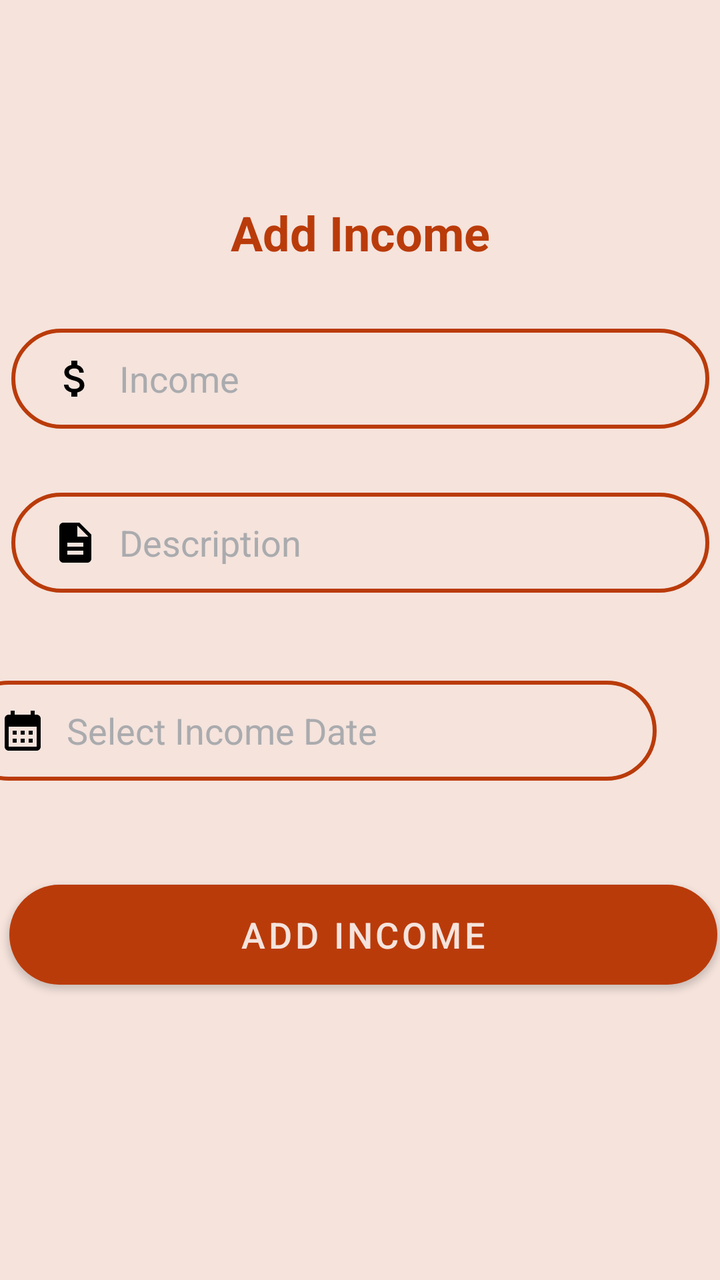
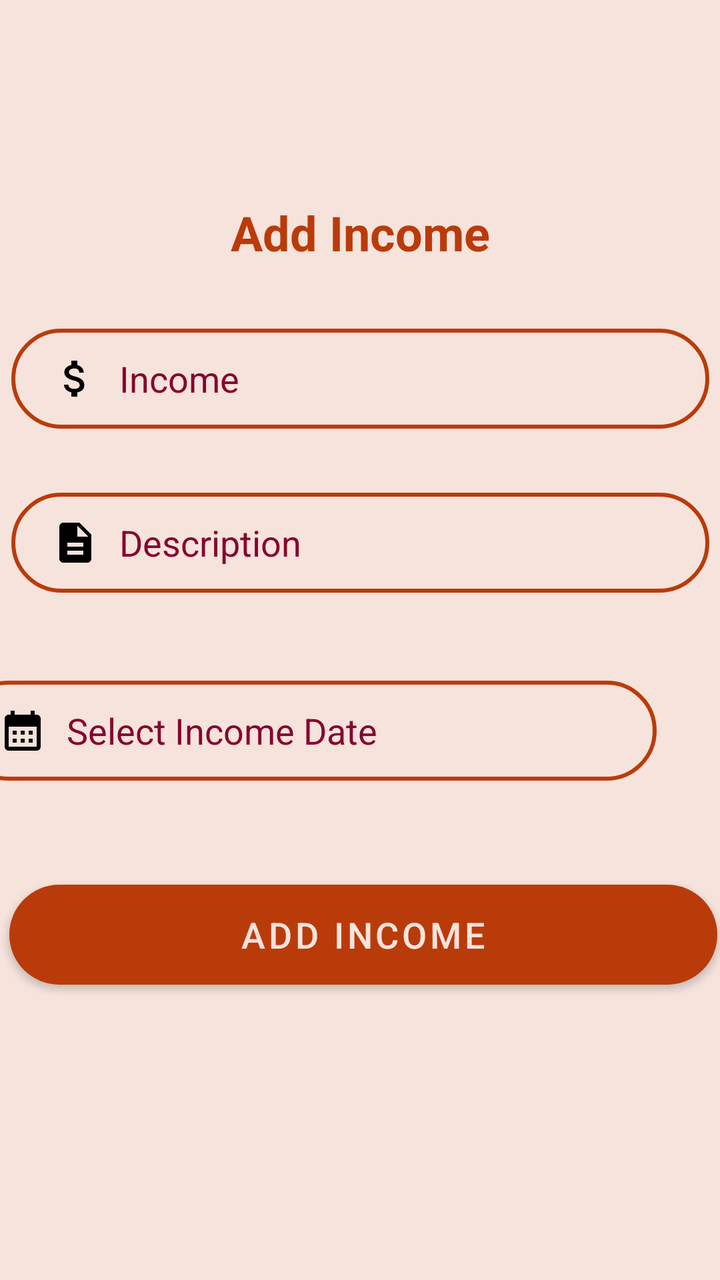

The first picture is an Android layout as it rendered before a commit; the second is the same layout after the commit. The layout source and the unified diff follow.
<!-- AndroidManifest.xml: application theme Theme.BudgetBuddy -->
<!-- res/layout/fragment_add_income.xml -->
<?xml version="1.0" encoding="utf-8"?>
<androidx.constraintlayout.widget.ConstraintLayout xmlns:android="http://schemas.android.com/apk/res/android"
    xmlns:app="http://schemas.android.com/apk/res-auto"
    xmlns:tools="http://schemas.android.com/tools"
    android:layout_width="match_parent"
    android:layout_height="match_parent"
    android:background="@color/brown_100"
    tools:context=".ui.add_income.IncomeFragment">


    <TextView
        android:id="@+id/txtIncomeTitle"
        android:layout_width="wrap_content"
        android:layout_height="wrap_content"
        android:layout_marginTop="100dp"
        android:text="@string/txtAddIncome"
        android:textColor="@color/red_200"
        android:textSize="24sp"
        android:textStyle="bold"
        app:layout_constraintEnd_toEndOf="parent"
        app:layout_constraintStart_toStartOf="parent"
        app:layout_constraintTop_toTopOf="parent" />

    <EditText
        android:id="@+id/editTextIncome"
        android:layout_width="349dp"
        android:layout_height="50dp"
        android:layout_marginStart="32dp"
        android:layout_marginTop="32dp"
        android:layout_marginEnd="32dp"
        android:autoText="true"
        android:autofillHints=""
        android:background="@drawable/input_bg"
        android:drawableStart="@drawable/baseline_attach_money_24"
        android:drawablePadding="10dp"
        android:ems="10"
        android:hint="@string/income"
        android:inputType="number"
        android:paddingStart="20dp"
        android:paddingTop="10dp"
        android:paddingEnd="10dp"
        android:paddingBottom="10dp"
        android:textColor="@color/red_700"
        android:textColorHint="@color/material_dynamic_neutral70"
        app:layout_constraintEnd_toEndOf="parent"
        app:layout_constraintStart_toStartOf="parent"
        app:layout_constraintTop_toBottomOf="@+id/txtIncomeTitle"
        tools:ignore="Deprecated" />

    <EditText
        android:id="@+id/editTextDescription"
        android:layout_width="349dp"
        android:layout_height="50dp"
        android:layout_marginStart="32dp"
        android:layout_marginTop="32dp"
        android:layout_marginEnd="32dp"
        android:autoText="true"
        android:autofillHints=""
        android:background="@drawable/input_bg"
        android:drawableStart="@drawable/baseline_description_24"
        android:drawablePadding="10dp"
        android:ems="10"
        android:hint="Description"
        android:inputType="text"
        android:paddingStart="20dp"
        android:paddingTop="10dp"
        android:paddingEnd="10dp"
        android:paddingBottom="10dp"
        android:textColor="@color/red_700"
        android:textColorHint="@color/material_dynamic_neutral70"
        app:layout_constraintEnd_toEndOf="parent"
        app:layout_constraintStart_toStartOf="parent"
        app:layout_constraintTop_toBottomOf="@+id/editTextIncome"
        tools:ignore="Deprecated" />

    <EditText
        android:id="@+id/editTextDate"
        android:layout_width="349dp"
        android:layout_height="50dp"
        android:layout_marginStart="32dp"
        android:layout_marginTop="44dp"
        android:layout_marginEnd="32dp"
        android:autofillHints=""
        android:background="@drawable/input_bg"
        android:drawableStart="@drawable/baseline_calendar_month_24"
        android:drawablePadding="10dp"
        android:ems="10"
        android:hint="@string/incomeDate"
        android:inputType="date"
        android:paddingStart="20dp"
        android:paddingTop="10dp"
        android:paddingEnd="10dp"
        android:paddingBottom="10dp"
        android:textColor="@color/red_700"
        android:textColorHint="@color/material_dynamic_neutral70"
        app:layout_constraintEnd_toEndOf="parent"
        app:layout_constraintHorizontal_bias="1.0"
        app:layout_constraintStart_toStartOf="parent"
        app:layout_constraintTop_toBottomOf="@+id/editTextDescription"
        android:focusable="false"/>

    <Button
        android:id="@+id/btnAddIncome"
        android:layout_width="354dp"
        android:layout_height="50dp"
        android:layout_marginStart="30dp"
        android:layout_marginTop="52dp"
        android:layout_marginEnd="27dp"
        android:background="@drawable/rounded_corner"
        android:text="@string/addIncome"
        android:textSize="18sp"
        app:layout_constraintEnd_toEndOf="parent"
        app:layout_constraintStart_toStartOf="parent"
        app:layout_constraintTop_toBottomOf="@+id/editTextDate"
        tools:ignore="DuplicateSpeakableTextCheck,VisualLintButtonSize" />


</androidx.constraintlayout.widget.ConstraintLayout>
<!-- resources referenced by this layout -->
<resources>
  <color name="brown_100">#F5E3DC</color>
  <color name="red_200">#BA3B0A</color>
  <color name="red_700">#86042F</color>
  <!-- drawable baseline_attach_money_24 (drawable) -->
  <vector android:height="24dp" android:tint="#000000"
      android:viewportHeight="24" android:viewportWidth="24"
      android:width="24dp" xmlns:android="http://schemas.android.com/apk/res/android">
      <path android:fillColor="@android:color/white" android:pathData="M11.8,10.9c-2.27,-0.59 -3,-1.2 -3,-2.15 0,-1.09 1.01,-1.85 2.7,-1.85 1.78,0 2.44,0.85 2.5,2.1h2.21c-0.07,-1.72 -1.12,-3.3 -3.21,-3.81V3h-3v2.16c-1.94,0.42 -3.5,1.68 -3.5,3.61 0,2.31 1.91,3.46 4.7,4.13 2.5,0.6 3,1.48 3,2.41 0,0.69 -0.49,1.79 -2.7,1.79 -2.06,0 -2.87,-0.92 -2.98,-2.1h-2.2c0.12,2.19 1.76,3.42 3.68,3.83V21h3v-2.15c1.95,-0.37 3.5,-1.5 3.5,-3.55 0,-2.84 -2.43,-3.81 -4.7,-4.4z"/>
  </vector>
  <!-- drawable baseline_calendar_month_24 (drawable) -->
  <vector android:height="24dp" android:tint="#000000"
      android:viewportHeight="24" android:viewportWidth="24"
      android:width="24dp" xmlns:android="http://schemas.android.com/apk/res/android">
      <path android:fillColor="@android:color/white" android:pathData="M19,4h-1V2h-2v2H8V2H6v2H5C3.89,4 3.01,4.9 3.01,6L3,20c0,1.1 0.89,2 2,2h14c1.1,0 2,-0.9 2,-2V6C21,4.9 20.1,4 19,4zM19,20H5V10h14V20zM9,14H7v-2h2V14zM13,14h-2v-2h2V14zM17,14h-2v-2h2V14zM9,18H7v-2h2V18zM13,18h-2v-2h2V18zM17,18h-2v-2h2V18z"/>
  </vector>
  <!-- drawable baseline_description_24 (drawable) -->
  <vector android:height="24dp" android:tint="#000000"
      android:viewportHeight="24" android:viewportWidth="24"
      android:width="24dp" xmlns:android="http://schemas.android.com/apk/res/android">
      <path android:fillColor="@android:color/white" android:pathData="M14,2L6,2c-1.1,0 -1.99,0.9 -1.99,2L4,20c0,1.1 0.89,2 1.99,2L18,22c1.1,0 2,-0.9 2,-2L20,8l-6,-6zM16,18L8,18v-2h8v2zM16,14L8,14v-2h8v2zM13,9L13,3.5L18.5,9L13,9z"/>
  </vector>
  <!-- drawable input_bg (drawable) -->
  <?xml version="1.0" encoding="utf-8"?>
  <shape xmlns:android="http://schemas.android.com/apk/res/android">
      <stroke android:color="@color/red_200" android:width="2dp"/>
      <corners android:radius="70dp"/>
  
  
  </shape>
  <!-- drawable rounded_corner (drawable) -->
  <?xml version="1.0" encoding="utf-8"?>
  <shape  xmlns:android="http://schemas.android.com/apk/res/android">
  <corners android:radius="50dp"/>
      <solid android:color="@color/red_200" />
  </shape>
  <string name="addIncome">Add Income</string>
  <string name="income">Income</string>
  <string name="incomeDate">Select Income Date</string>
  <string name="txtAddIncome">Add Income</string>
  <style name="Theme.BudgetBuddy" parent="Theme.MaterialComponents.DayNight.DarkActionBar">
          
          <item name="colorPrimary">@color/red_200</item>
          <item name="colorPrimaryVariant">@color/red_700</item>
          <item name="colorOnPrimary">@color/brown_100</item>
          
          <item name="colorSecondary">@color/brown_500</item>
          <item name="colorSecondaryVariant">@color/brown_700</item>
          <item name="colorOnSecondary">@color/light_brown</item>
          
          <item name="android:statusBarColor">?attr/colorPrimary</item>
          
          <item name="android:windowBackground">@color/red_200</item>
      </style>
  <color name="brown_500">#d5896c</color>
  <color name="brown_700">#B88572</color>
  <color name="light_brown">#FFF5ED</color>
</resources>

<!-- the commit's change to res/layout/fragment_add_income.xml (unified diff, before → after) -->
@@ -41,7 +41,7 @@
         android:paddingEnd="10dp"
         android:paddingBottom="10dp"
         android:textColor="@color/red_700"
-        android:textColorHint="@color/material_dynamic_neutral70"
+        android:textColorHint="@color/red_700"
         app:layout_constraintEnd_toEndOf="parent"
         app:layout_constraintStart_toStartOf="parent"
         app:layout_constraintTop_toBottomOf="@+id/txtIncomeTitle"
@@ -67,7 +67,7 @@
         android:paddingEnd="10dp"
         android:paddingBottom="10dp"
         android:textColor="@color/red_700"
-        android:textColorHint="@color/material_dynamic_neutral70"
+        android:textColorHint="@color/red_700"
         app:layout_constraintEnd_toEndOf="parent"
         app:layout_constraintStart_toStartOf="parent"
         app:layout_constraintTop_toBottomOf="@+id/editTextIncome"
@@ -92,7 +92,7 @@
         android:paddingEnd="10dp"
         android:paddingBottom="10dp"
         android:textColor="@color/red_700"
-        android:textColorHint="@color/material_dynamic_neutral70"
+        android:textColorHint="@color/red_700"
         app:layout_constraintEnd_toEndOf="parent"
         app:layout_constraintHorizontal_bias="1.0"
         app:layout_constraintStart_toStartOf="parent"
